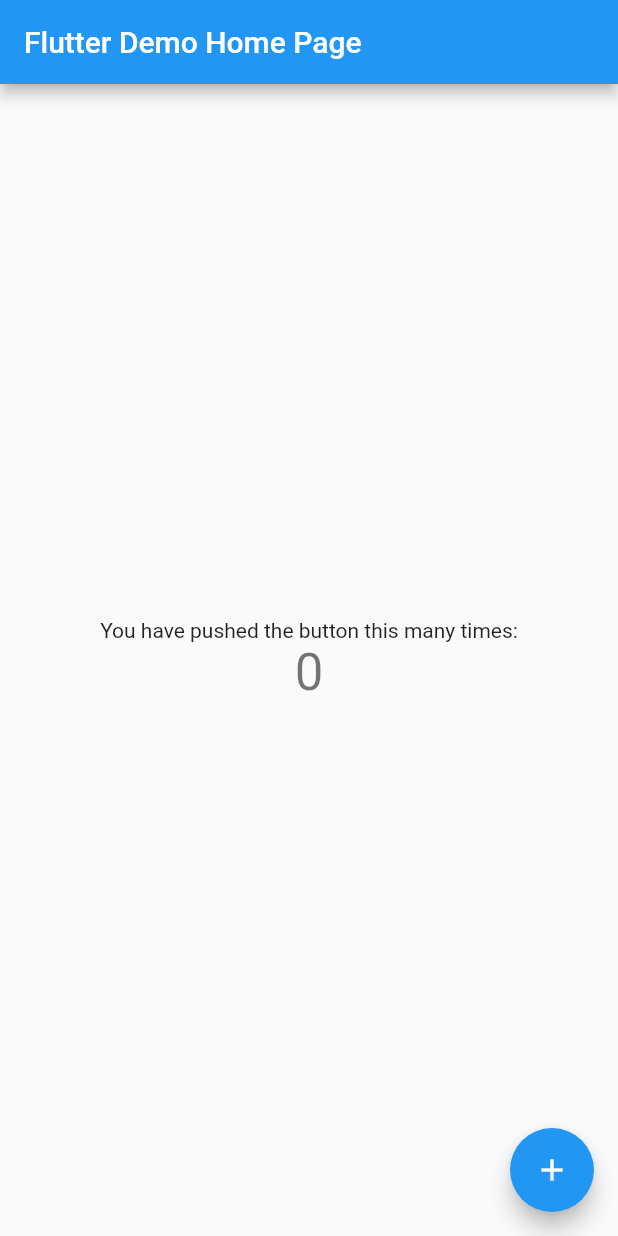
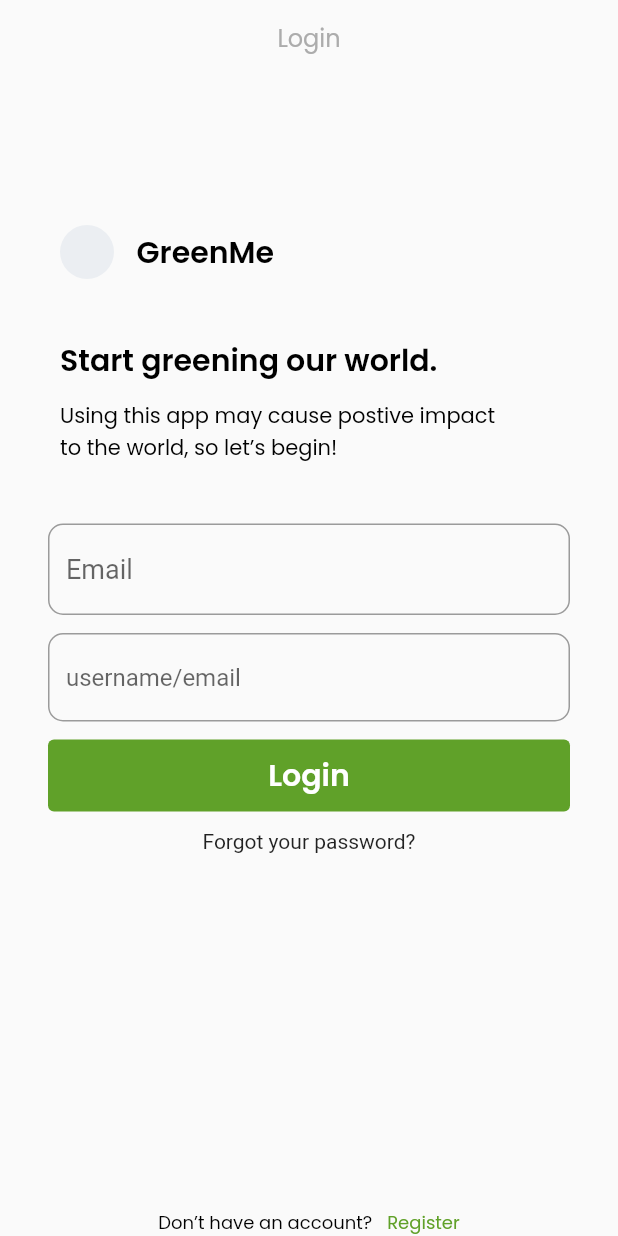
Before and after one commit to dyavas21/Boothcamp, a Flutter app: the screen it shows after launch, on a phone screen of 412 x 824 dp. Run offline on Flutter 3.47's test engine with Material 2 defaults, Android fonts, the phone set to English and light mode, and no system bars; our stand-ins replace google_fonts.

Commit message:
login page

```diff
--- a/app/lib/main.dart
+++ b/app/lib/main.dart
@@ -1,115 +1,25 @@
+import 'package:app/page/home_page.dart';
+import 'package:app/page/login_page.dart';
+import 'package:app/page/splash_page.dart';
 import 'package:flutter/material.dart';
 
 void main() {
-  runApp(const MyApp());
+  runApp(MyApp());
 }
 
 class MyApp extends StatelessWidget {
-  const MyApp({super.key});
+  // const MyApp({super.key});
 
   // This widget is the root of your application.
   @override
   Widget build(BuildContext context) {
     return MaterialApp(
-      title: 'Flutter Demo',
-      theme: ThemeData(
-        // This is the theme of your application.
-        //
-        // Try running your application with "flutter run". You'll see the
-        // application has a blue toolbar. Then, without quitting the app, try
-        // changing the primarySwatch below to Colors.green and then invoke
-        // "hot reload" (press "r" in the console where you ran "flutter run",
-        // or simply save your changes to "hot reload" in a Flutter IDE).
-        // Notice that the counter didn't reset back to zero; the application
-        // is not restarted.
-        primarySwatch: Colors.blue,
-      ),
-      home: const MyHomePage(title: 'Flutter Demo Home Page'),
+      debugShowCheckedModeBanner: false,
+      routes: {
+        '/': (context) => SplashPage(),
+        '/login': (context) => LoginPage(),
+        '/home': (context) => HomePage(),
+      },
     );
   }
 }
-
-class MyHomePage extends StatefulWidget {
-  const MyHomePage({super.key, required this.title});
-
-  // This widget is the home page of your application. It is stateful, meaning
-  // that it has a State object (defined below) that contains fields that affect
-  // how it looks.
-
-  // This class is the configuration for the state. It holds the values (in this
-  // case the title) provided by the parent (in this case the App widget) and
-  // used by the build method of the State. Fields in a Widget subclass are
-  // always marked "final".
-
-  final String title;
-
-  @override
-  State<MyHomePage> createState() => _MyHomePageState();
-}
-
-class _MyHomePageState extends State<MyHomePage> {
-  int _counter = 0;
-
-  void _incrementCounter() {
-    setState(() {
-      // This call to setState tells the Flutter framework that something has
-      // changed in this State, which causes it to rerun the build method below
-      // so that the display can reflect the updated values. If we changed
-      // _counter without calling setState(), then the build method would not be
-      // called again, and so nothing would appear to happen.
-      _counter++;
-    });
-  }
-
-  @override
-  Widget build(BuildContext context) {
-    // This method is rerun every time setState is called, for instance as done
-    // by the _incrementCounter method above.
-    //
-    // The Flutter framework has been optimized to make rerunning build methods
-    // fast, so that you can just rebuild anything that needs updating rather
-    // than having to individually change instances of widgets.
-    return Scaffold(
-      appBar: AppBar(
-        // Here we take the value from the MyHomePage object that was created by
-        // the App.build method, and use it to set our appbar title.
-        title: Text(widget.title),
-      ),
-      body: Center(
-        // Center is a layout widget. It takes a single child and positions it
-        // in the middle of the parent.
-        child: Column(
-          // Column is also a layout widget. It takes a list of children and
-          // arranges them vertically. By default, it sizes itself to fit its
-          // children horizontally, and tries to be as tall as its parent.
-          //
-          // Invoke "debug painting" (press "p" in the console, choose the
-          // "Toggle Debug Paint" action from the Flutter Inspector in Android
-          // Studio, or the "Toggle Debug Paint" command in Visual Studio Code)
-          // to see the wireframe for each widget.
-          //
-          // Column has various properties to control how it sizes itself and
-          // how it positions its children. Here we use mainAxisAlignment to
-          // center the children vertically; the main axis here is the vertical
-          // axis because Columns are vertical (the cross axis would be
-          // horizontal).
-          mainAxisAlignment: MainAxisAlignment.center,
-          children: <Widget>[
-            const Text(
-              'You have pushed the button this many times:',
-            ),
-            Text(
-              '$_counter',
-              style: Theme.of(context).textTheme.headline4,
-            ),
-          ],
-        ),
-      ),
-      floatingActionButton: FloatingActionButton(
-        onPressed: _incrementCounter,
-        tooltip: 'Increment',
-        child: const Icon(Icons.add),
-      ), // This trailing comma makes auto-formatting nicer for build methods.
-    );
-  }
-}
--- /dev/null
+++ b/app/lib/page/home_page.dart
@@ -0,0 +1,14 @@
+import 'package:flutter/material.dart';
+
+class HomePage extends StatelessWidget {
+  const HomePage({super.key});
+
+  @override
+  Widget build(BuildContext context) {
+    return Scaffold(
+      body: Center(
+        child: Text('HomePage'),
+      ),
+    );
+  }
+}
--- /dev/null
+++ b/app/lib/page/login_page.dart
@@ -0,0 +1,206 @@
+import 'package:flutter/material.dart';
+import 'package:google_fonts/google_fonts.dart';
+
+class LoginPage extends StatelessWidget {
+  const LoginPage({super.key});
+
+  @override
+  Widget build(BuildContext context) {
+    Widget firstContent() {
+      return Row(
+        children: [
+          Container(
+            margin: EdgeInsets.only(left: 8),
+            width: 36,
+            height: 36,
+            decoration: BoxDecoration(
+              shape: BoxShape.circle,
+              color: Color(0xffEBEEF2),
+            ),
+          ),
+          SizedBox(
+            width: 15,
+          ),
+          Text(
+            'GreenMe',
+            style: GoogleFonts.poppins(
+              fontSize: 20,
+              fontWeight: FontWeight.w600,
+              color: Color(0xff000000),
+            ),
+          ),
+        ],
+      );
+    }
+
+    Widget secondContent() {
+      return Padding(
+        padding: EdgeInsets.only(left: 8),
+        child: Column(
+          crossAxisAlignment: CrossAxisAlignment.start,
+          children: [
+            Text(
+              'Start greening our world.',
+              style: GoogleFonts.poppins(
+                fontSize: 20,
+                fontWeight: FontWeight.w600,
+                color: Color(0xff000000),
+              ),
+            ),
+            SizedBox(
+              height: 12,
+            ),
+            Text(
+              'Using this app may cause postive impact\nto the world, so let’s begin!',
+              style: GoogleFonts.poppins(
+                color: Color(0xff000000),
+              ),
+            ),
+          ],
+        ),
+      );
+    }
+
+    Widget username() {
+      return TextField(
+        style: TextStyle(color: Colors.white, fontSize: 18),
+        decoration: InputDecoration(
+          focusedBorder: OutlineInputBorder(
+            borderRadius: BorderRadius.circular(4),
+            borderSide: BorderSide(color: Color(0xff60A129)),
+          ),
+          hintText: 'Email',
+          border: OutlineInputBorder(
+            borderRadius: BorderRadius.circular(10.0),
+          ),
+        ),
+      );
+    }
+
+    Widget password() {
+      return TextField(
+        decoration: InputDecoration(
+          focusedBorder: OutlineInputBorder(
+            borderRadius: BorderRadius.circular(4),
+            borderSide: BorderSide(color: Color(0xff60A129)),
+          ),
+          hintText: 'username/email',
+          border: OutlineInputBorder(
+            borderRadius: BorderRadius.circular(10.0),
+          ),
+        ),
+      );
+    }
+
+    Widget buttonLogin() {
+      return Container(
+        height: 48,
+        width: MediaQuery.of(context).size.width,
+        decoration: BoxDecoration(
+          color: Color(0xff60A129),
+          borderRadius: BorderRadius.all(
+            Radius.circular(4),
+          ),
+        ),
+        child: Center(
+          child: Text(
+            'Login',
+            style: GoogleFonts.poppins(
+              color: Colors.white,
+              fontSize: 20,
+              fontWeight: FontWeight.w600,
+            ),
+          ),
+        ),
+      );
+    }
+
+    Widget text() {
+      return Center(
+        child: Text(
+          'Forgot your password?',
+        ),
+      );
+    }
+
+    Widget forgotText() {
+      return Row(
+        mainAxisAlignment: MainAxisAlignment.center,
+        children: [
+          Text(
+            'Don’t have an account?',
+            style: GoogleFonts.poppins(
+              fontSize: 12,
+              color: Color(0xff000000),
+            ),
+          ),
+          SizedBox(
+            width: 10,
+          ),
+          Text(
+            'Register',
+            style: GoogleFonts.poppins(
+              fontSize: 12,
+              color: Color(0xff60A129),
+            ),
+          ),
+        ],
+      );
+    }
+
+    return Scaffold(
+      body: SafeArea(
+          child: Padding(
+        padding: EdgeInsets.symmetric(horizontal: 32),
+        child: Column(
+          crossAxisAlignment: CrossAxisAlignment.start,
+          children: [
+            Container(
+              margin: EdgeInsets.only(top: 13),
+              child: Center(
+                child: Text(
+                  'Login',
+                  style: GoogleFonts.poppins(
+                    fontSize: 16,
+                    color: Color(0xffACACAC),
+                  ),
+                ),
+              ),
+            ),
+            SizedBox(
+              height: 113,
+            ),
+            firstContent(),
+            SizedBox(
+              height: 39,
+            ),
+            secondContent(),
+            SizedBox(
+              height: 40,
+            ),
+            username(),
+            SizedBox(
+              height: 12,
+            ),
+            password(),
+            SizedBox(
+              height: 12,
+            ),
+            GestureDetector(
+              onTap: () {
+                Navigator.pushNamed(context, '/home');
+              },
+              child: buttonLogin(),
+            ),
+            SizedBox(
+              height: 12,
+            ),
+            text(),
+            Spacer(),
+            forgotText(),
+          ],
+        ),
+      )),
+    );
+  }
+}
--- /dev/null
+++ b/app/lib/page/splash_page.dart
@@ -0,0 +1,53 @@
+import 'dart:async';
+
+import 'package:flutter/material.dart';
+import 'package:google_fonts/google_fonts.dart';
+
+class SplashPage extends StatefulWidget {
+  const SplashPage({super.key});
+
+  @override
+  State<SplashPage> createState() => _SplashPageState();
+}
+
+class _SplashPageState extends State<SplashPage> {
+  @override
+  void initState() {
+    Timer(Duration(seconds: 3), () {
+      Navigator.pushNamedAndRemoveUntil(context, '/login', (route) => false);
+    });
+    super.initState();
+  }
+
+  Widget build(BuildContext context) {
+    return Scaffold(
+      backgroundColor: Color(0xffFFFFFF),
+      body: Center(
+        child: Row(
+          mainAxisAlignment: MainAxisAlignment.center,
+          children: [
+            Container(
+              width: 36,
+              height: 36,
+              decoration: BoxDecoration(
+                shape: BoxShape.circle,
+                color: Color(0xffEBEEF2),
+              ),
+            ),
+            SizedBox(
+              width: 15,
+            ),
+            Text(
+              'GreenMe',
+              style: GoogleFonts.poppins(
+                fontSize: 20,
+                fontWeight: FontWeight.w600,
+                color: Color(0xff000000),
+              ),
+            ),
+          ],
+        ),
+      ),
+    );
+  }
+}
```
Also changed, not shown: 3 other files.
